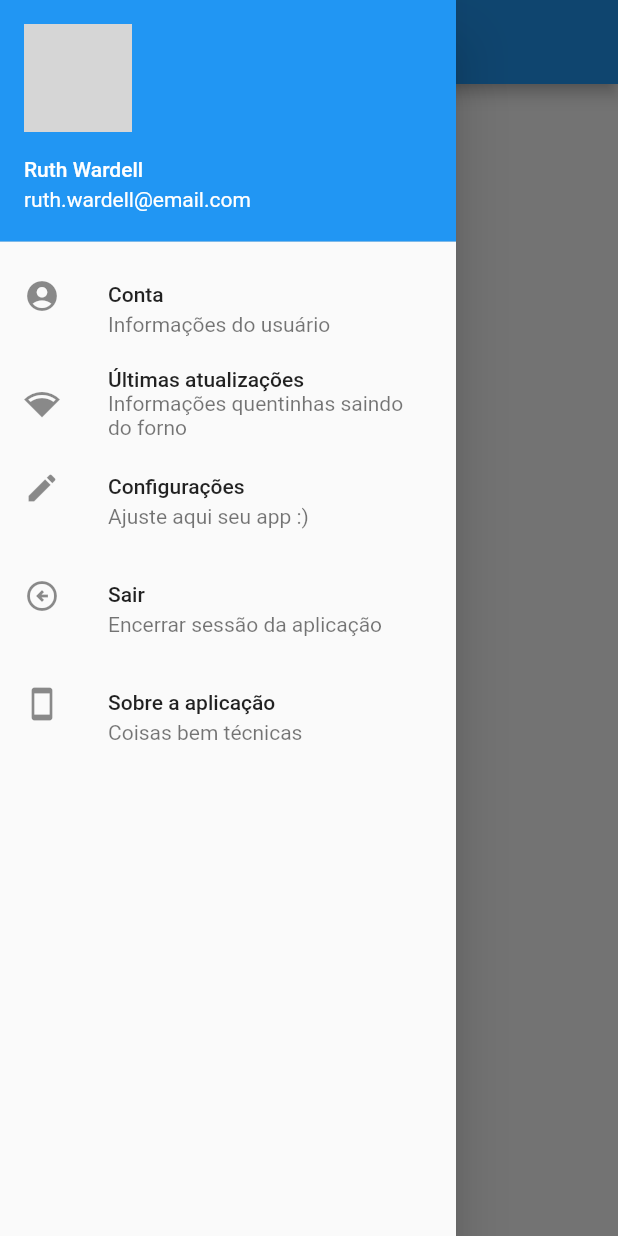
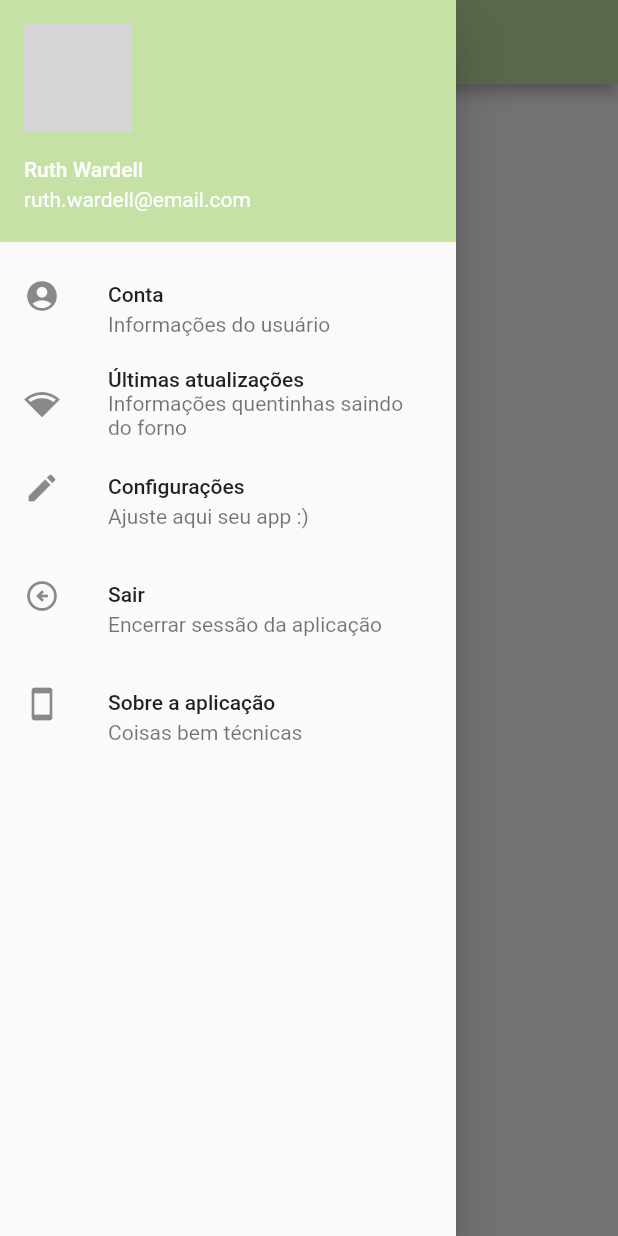
Before and after one commit to gustavopvilela/estudos-pre-tcc, a Flutter app: the HomePage screen opened by its route, with the side drawer open, on a phone screen of 412 x 824 dp. Run offline on Flutter 3.47's test engine with Material 2 defaults, Android fonts, the light colour scheme and no system bars; our stand-ins replace shared_preferences; accounts and stored records are empty; network calls fail; grey boxes are pictures that could not be loaded.

Commit message:
ajuste de cor

```diff
--- a/flutter/praticas/primeiras_telas/lib/app_widget.dart
+++ b/flutter/praticas/primeiras_telas/lib/app_widget.dart
@@ -4,13 +4,16 @@ import 'home_page.dart';
 import 'login_page.dart';
 
 class AppWidget extends StatelessWidget {
+
   const AppWidget({ Key? key }) : super(key: key);
 
   @override
   Widget build(BuildContext context) {
     return MaterialApp(
       theme: ThemeData(
-        primarySwatch: Colors.blue,
+        colorScheme: ColorScheme.fromSwatch().copyWith(
+          primary: Colors.lightGreen[200],
+        ),
       ),
       debugShowCheckedModeBanner: false,
 
--- a/flutter/praticas/primeiras_telas/lib/home_page.dart
+++ b/flutter/praticas/primeiras_telas/lib/home_page.dart
@@ -12,11 +12,15 @@ class _HomePageState extends State<HomePage> {
   Widget build(BuildContext context) {
     return Scaffold(
       drawer: Drawer(
+        child: SingleChildScrollView(
           child: Column(
             children: [
               UserAccountsDrawerHeader(
+                decoration: BoxDecoration(
+                  color: Colors.lightGreen[200],
+                ),
                 currentAccountPicture: ClipOval(
-                child: Image.network('https://static.wikia.nocookie.net/snowpiercer-tbs/images/0/09/KMh7P2d.jpg/revision/latest/scale-to-width-down/885?cb=20210220025931')
+                  child: Image.network('https://static.wikia.nocookie.net/snowpiercer-tbs/images/0/09/KMh7P2d.jpg/revision/latest/scale-to-width-down/885?cb=20210220025931', fit: BoxFit.cover,)
                 ),
                 accountName: const Text('Ruth Wardell'),
                 accountEmail: const Text('ruth.wardell@email.com')
@@ -57,6 +61,7 @@ class _HomePageState extends State<HomePage> {
             ],
           ),
         ),
+      ),
 
       appBar: AppBar(
         title: const Text('Início'),
```
Lines whose indentation alone changed are shown as unchanged.
